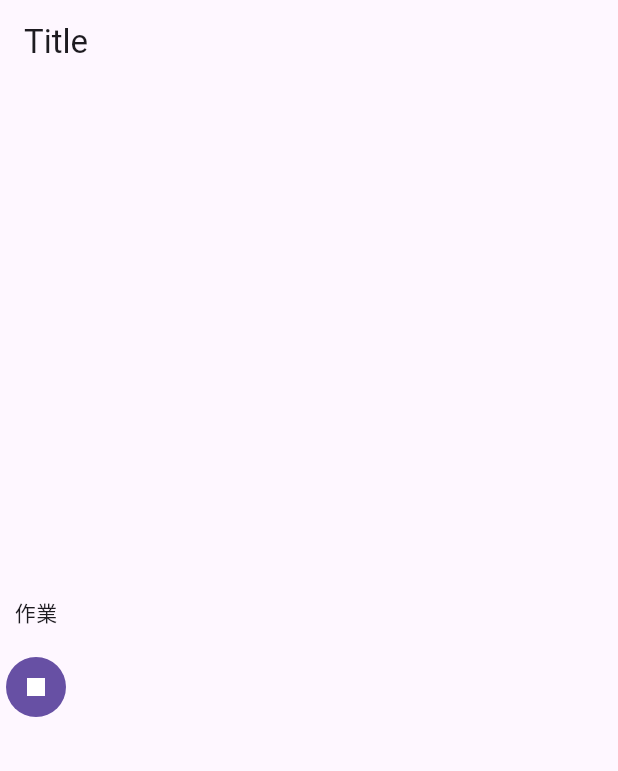
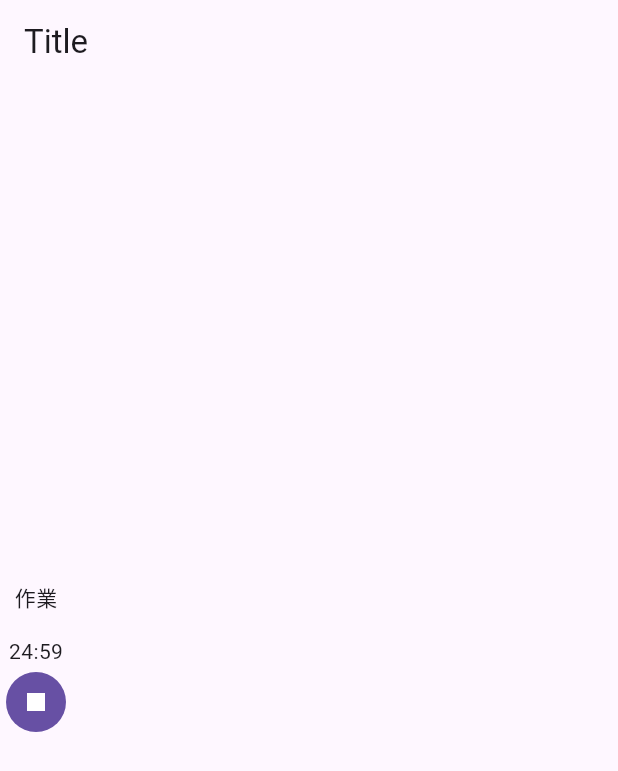
Before and after one commit to dicenull/pomodoro_headgear, a Flutter app: the screen it shows after launch, after a tap on the "play arrow" icon, on a phone screen of 412 x 824 dp. Shown: the top 771 px of the screen. Run offline on Flutter 3.47's test engine with Material 3 defaults, Android fonts, the light colour scheme and no system bars; our stand-ins replace auto_route, freezed_annotation, gap, hooks_riverpod, riverpod_annotation; generated files the repository leaves out were written again.

Commit message:
👍 UIに時間表示をつけた

```diff
--- a/lib/features/pomodoro/pomodoro_state.dart
+++ b/lib/features/pomodoro/pomodoro_state.dart
@@ -8,6 +8,16 @@ class PomodoroState with _$PomodoroState {
     required int remainingSeconds,
     required PomodoroStatus status,
   }) = _PomodoroState;
+
+  const PomodoroState._();
+
+  String get time {
+    final sign = remainingSeconds < 0 ? '-' : '';
+    final v = remainingSeconds.abs();
+    final m = (v ~/ 60).toString().padLeft(2, '0');
+    final s = (v % 60).toString().padLeft(2, '0');
+    return '$sign$m:$s';
+  }
 }
 
 enum PomodoroStatus {
--- a/lib/features/pomodoro/pomodoro_timer.dart
+++ b/lib/features/pomodoro/pomodoro_timer.dart
@@ -17,6 +17,7 @@ class PomodoroTimer extends HookConsumerWidget {
       children: [
         Text(status.label),
         const Gap(16),
+        const _Timer(),
         IconButton.filled(
           onPressed: () {
             if (status == PomodoroStatus.rest) {
@@ -36,3 +37,14 @@ class PomodoroTimer extends HookConsumerWidget {
     );
   }
 }
+
+class _Timer extends ConsumerWidget {
+  const _Timer();
+
+  @override
+  Widget build(BuildContext context, WidgetRef ref) {
+    final seconds = ref.watch(pomodoroControllerProvider.select((v) => v.time));
+
+    return Text(seconds);
+  }
+}
```
Also changed, not shown: lib/features/pomodoro/pomodoro_state.freezed.dart.
